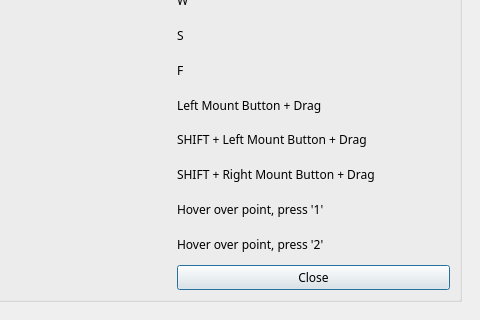
The window that Studio/Interface/KeyboardShortcuts.ui (SCIInstitute/ShapeWorks) describes before a commit, drawn with Qt 5; both pictures show x 133 to 613 and y 99 to 419 of the 613 by 419 pixel window.
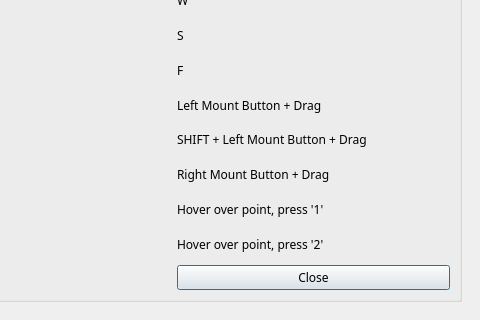
The same window after the commit.

Commit message: Fix keyboard shortcut

```diff
--- a/Studio/Interface/KeyboardShortcuts.ui
+++ b/Studio/Interface/KeyboardShortcuts.ui
@@ -109,7 +109,7 @@
                <item row="6" column="1">
                 <widget class="QLabel" name="label_8">
                  <property name="text">
-                  <string>SHIFT + Right Mount Button + Drag</string>
+                  <string>Right Mount Button + Drag</string>
                  </property>
                 </widget>
                </item>
```
